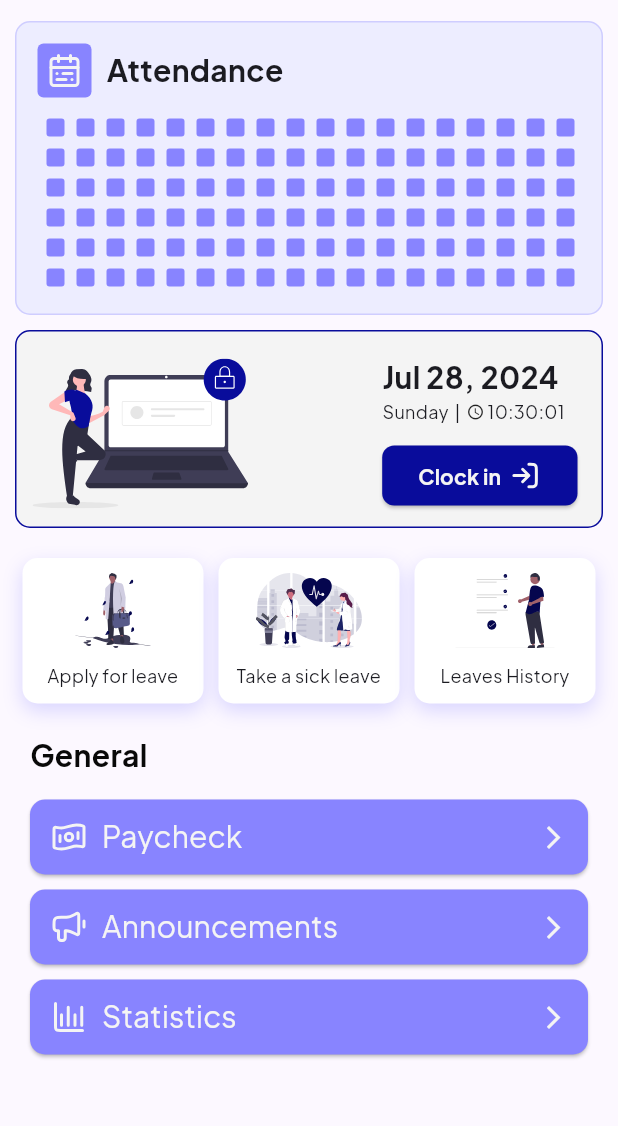
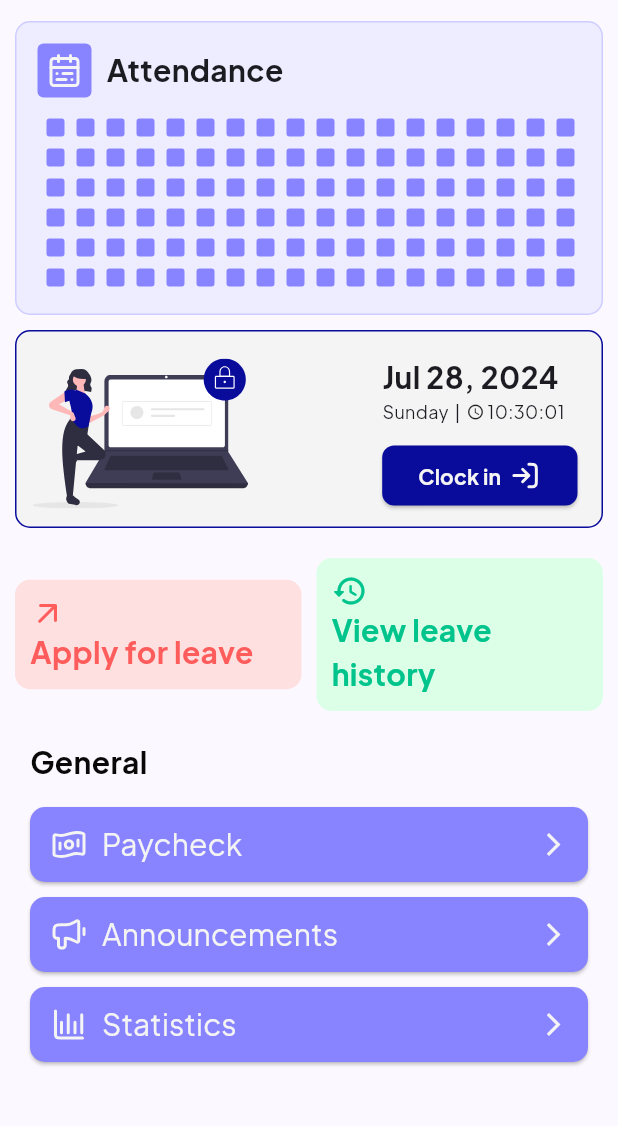
Before and after one commit to Contro1-cs/attendo, a Flutter app: the HomeScreen screen opened directly, on a phone screen of 412 x 824 dp, the part 63-1189 px from its top. Run offline on Flutter 3.47's test engine with Material 3 defaults, Android fonts, the phone set to English and light mode, and no system bars; our stand-ins replace animated_text_kit, firebase_auth, firebase_core, fl_chart, flutter_svg, freezed_annotation and 1 more; accounts and stored records are empty.

Commit message:
home screen UI

```diff
--- a/lib/modules/home/screens/home_screen.dart
+++ b/lib/modules/home/screens/home_screen.dart
@@ -1,9 +1,9 @@
 import 'package:attendo/modules/home/widgets/clock_in_out.dart';
 import 'package:attendo/modules/home/widgets/general_section.dart';
-import 'package:attendo/modules/home/widgets/image_tile.dart';
 import 'package:attendo/modules/home/widgets/monthly_calendar_view.dart';
 import 'package:attendo/modules/shared/widgets/colors.dart';
 import 'package:flutter/material.dart';
+import 'package:flutter/widgets.dart';
 
 class HomeScreen extends StatefulWidget {
   const HomeScreen({super.key});
@@ -23,34 +23,79 @@ class _HomeScreenState extends State<HomeScreen> {
           style: TextStyle(fontWeight: FontWeight.bold),
         ),
       ),
-      body: const Padding(
-        padding: EdgeInsets.symmetric(horizontal: 10),
+      body: Padding(
+        padding: const EdgeInsets.symmetric(horizontal: 10),
         child: SingleChildScrollView(
           child: Column(
             children: [
-              MonthlyCalendarView(),
-              SizedBox(height: 10),
-              ClockInOut(),
-              SizedBox(height: 20),
+              const MonthlyCalendarView(),
+              const SizedBox(height: 10),
+              const ClockInOut(),
+              const SizedBox(height: 20),
               Row(
                 children: [
-                  ImageTile(
-                    image: "assets/icons/illustration1.svg",
-                    title: "Apply for leave",
+                  Expanded(
+                    child: Container(
+                      padding: const EdgeInsets.all(10),
+                      decoration: BoxDecoration(
+                        color: CustomColors.redBg,
+                        borderRadius: BorderRadius.circular(10),
+                      ),
+                      child: const Column(
+                        mainAxisAlignment: MainAxisAlignment.start,
+                        crossAxisAlignment: CrossAxisAlignment.start,
+                        children: [
+                          Icon(
+                            Icons.arrow_outward_rounded,
+                            color: CustomColors.red,
+                            size: 24,
+                          ),
+                          Text(
+                            "Apply for leave",
+                            style: TextStyle(
+                              color: CustomColors.red,
+                              fontSize: 20,
+                              fontWeight: FontWeight.bold,
+                            ),
+                          )
+                        ],
+                      ),
+                    ),
                   ),
-                  ImageTile(
-                    image: "assets/icons/illustration2.svg",
-                    title: "Take a sick leave",
-                  ),
-                  ImageTile(
-                    image: "assets/icons/illustration3.svg",
-                    title: "Leaves History",
+                  const SizedBox(width: 10),
+                  Expanded(
+                    child: Container(
+                      padding: const EdgeInsets.all(10),
+                      decoration: BoxDecoration(
+                        color: CustomColors.greenBg,
+                        borderRadius: BorderRadius.circular(10),
+                      ),
+                      child: const Column(
+                        mainAxisAlignment: MainAxisAlignment.start,
+                        crossAxisAlignment: CrossAxisAlignment.start,
+                        children: [
+                          Icon(
+                            Icons.history_rounded,
+                            color: CustomColors.green,
+                            size: 24,
+                          ),
+                          Text(
+                            "View leave history",
+                            style: TextStyle(
+                              color: CustomColors.green,
+                              fontSize: 20,
+                              fontWeight: FontWeight.bold,
+                            ),
+                          )
+                        ],
+                      ),
+                    ),
                   ),
                 ],
               ),
-              SizedBox(height: 20),
-              GeneralSection(),
-              SizedBox(height: 20),
+              const SizedBox(height: 20),
+              const GeneralSection(),
+              const SizedBox(height: 20),
             ],
           ),
         ),
--- a/lib/modules/home/screens/stastistics_screen.dart
+++ b/lib/modules/home/screens/stastistics_screen.dart
@@ -1,7 +1,6 @@
 import 'package:attendo/modules/shared/widgets/colors.dart';
 import 'package:fl_chart/fl_chart.dart';
 import 'package:flutter/material.dart';
-import 'package:flutter/services.dart';
 
 class StastisticsScreen extends StatefulWidget {
   const StastisticsScreen({super.key});
@@ -15,12 +14,14 @@ class _StastisticsScreenState extends State<StastisticsScreen> {
   double benifitsVal = 0;
   double taxVal = 0;
   double inHandVal = 0;
+
   Map<String, double> salaryBreakdown = {
     "base": 10344,
     "insurance": 420,
     "benifits": 1055,
     "tax": 1299,
   };
+
   Map<String, double> stats = {
     "overall": 99,
     "attendancePercentile": 99.9,
--- a/lib/modules/home/widgets/image_tile.dart
+++ /dev/null
@@ -1,50 +0,0 @@
-import 'package:attendo/modules/shared/widgets/colors.dart';
-import 'package:flutter/material.dart';
-import 'package:flutter_svg/flutter_svg.dart';
-
-class ImageTile extends StatelessWidget {
-  final String image;
-  final String title;
-  const ImageTile({
-    super.key,
-    required this.image,
-    required this.title,
-  });
-
-  @override
-  Widget build(BuildContext context) {
-    return Expanded(
-      child: Container(
-        padding: const EdgeInsets.symmetric(horizontal: 10, vertical: 10),
-        margin: const EdgeInsets.symmetric(horizontal: 5),
-        alignment: Alignment.center,
-        decoration: BoxDecoration(
-          color: Colors.white,
-          borderRadius: BorderRadius.circular(10),
-          boxShadow: [
-            BoxShadow(
-              color: CustomColors.primary.withOpacity(0.3),
-              blurRadius: 10,
-              offset: const Offset(0, 5),
-            )
-          ],
-        ),
-        child: Column(
-          mainAxisSize: MainAxisSize.min,
-          children: [
-            SvgPicture.asset(image),
-            const SizedBox(height: 10),
-            Text(
-              title,
-              textAlign: TextAlign.center,
-              style: const TextStyle(
-                fontSize: 12,
-                fontWeight: FontWeight.normal,
-              ),
-            ),
-          ],
-        ),
-      ),
-    );
-  }
-}
--- a/lib/modules/shared/widgets/colors.dart
+++ b/lib/modules/shared/widgets/colors.dart
@@ -10,4 +10,6 @@ abstract final class CustomColors {
   static const Color black = Color(0XFF090909);
   static const Color redBg = Color(0XFFFFE0E0);
   static const Color red = Color(0XFFFF5C5C);
+  static const Color green = Color(0XFF00C48C);
+  static const Color greenBg = Color(0XFFDBFFE7);
 }
```
